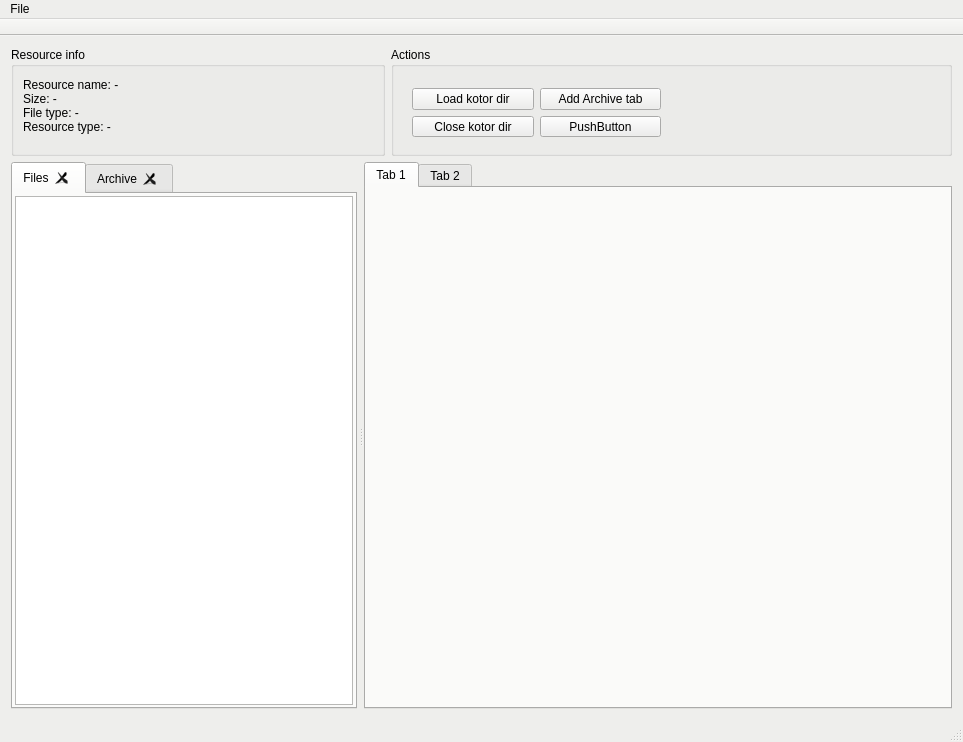
This is ui/mainwindow.ui in xoreos/phaethon as Qt 5 draws it before an edit. The edited form follows.
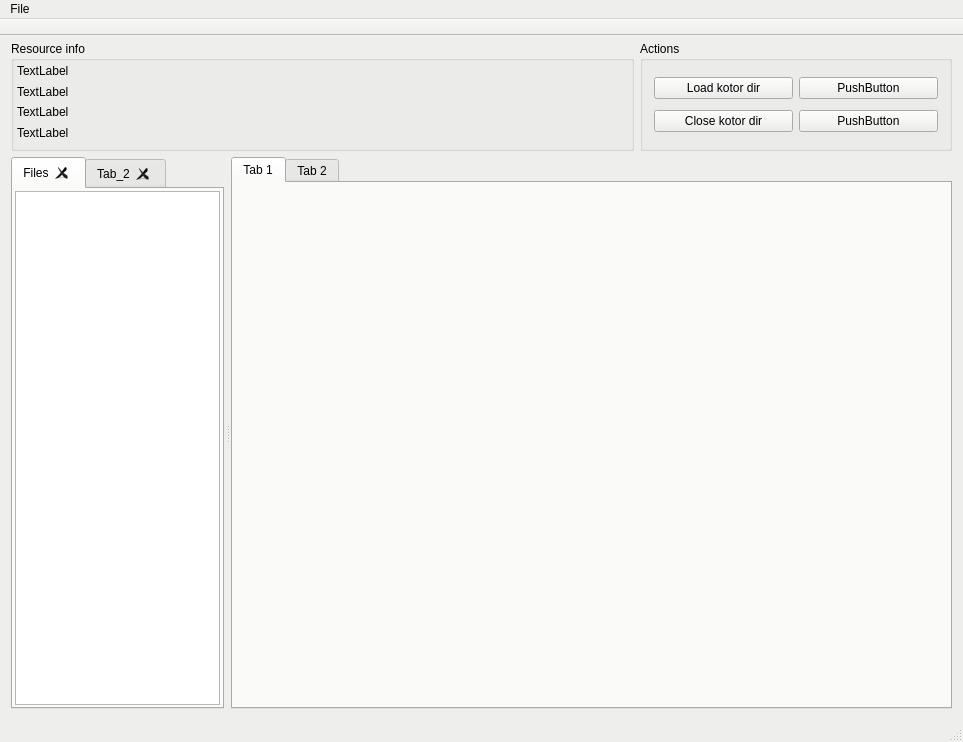
This is the edited form.

Commit message: GUI: Connect signals and slots

```diff
--- a/ui/mainwindow.ui
+++ b/ui/mainwindow.ui
@@ -460,133 +460,57 @@
     <bool>false</bool>
    </property>
    <layout class="QGridLayout" name="gridLayout">
-    <item row="0" column="0">
-     <widget class="QGroupBox" name="resourceGroupBox">
-      <property name="sizePolicy">
-       <sizepolicy hsizetype="Preferred" vsizetype="Preferred">
-        <horstretch>2</horstretch>
-        <verstretch>1</verstretch>
-       </sizepolicy>
-      </property>
-      <property name="minimumSize">
-       <size>
-        <width>0</width>
-        <height>0</height>
-       </size>
-      </property>
-      <property name="title">
-       <string>Resource info</string>
-      </property>
-      <property name="alignment">
-       <set>Qt::AlignLeading|Qt::AlignLeft|Qt::AlignTop</set>
-      </property>
-      <property name="flat">
-       <bool>true</bool>
-      </property>
-      <widget class="QLabel" name="resourceLabel">
-       <property name="geometry">
-        <rect>
-         <x>12</x>
-         <y>31</y>
-         <width>124</width>
-         <height>64</height>
-        </rect>
-       </property>
-       <property name="sizePolicy">
-        <sizepolicy hsizetype="Preferred" vsizetype="Fixed">
-         <horstretch>0</horstretch>
-         <verstretch>0</verstretch>
-        </sizepolicy>
-       </property>
-       <property name="cursor">
-        <cursorShape>IBeamCursor</cursorShape>
-       </property>
-       <property name="mouseTracking">
-        <bool>true</bool>
-       </property>
-       <property name="acceptDrops">
-        <bool>false</bool>
-       </property>
-       <property name="frameShape">
-        <enum>QFrame::NoFrame</enum>
-       </property>
-       <property name="lineWidth">
-        <number>1</number>
-       </property>
-       <property name="text">
-        <string>&lt;html&gt;&lt;head/&gt;&lt;body&gt;&lt;p&gt;Resource name: -&lt;br/&gt;Size: -&lt;br/&gt;File type: -&lt;br/&gt;Resource type: -&lt;/p&gt;&lt;/body&gt;&lt;/html&gt;</string>
-       </property>
-       <property name="textFormat">
-        <enum>Qt::AutoText</enum>
-       </property>
-       <property name="scaledContents">
-        <bool>false</bool>
-       </property>
-       <property name="alignment">
-        <set>Qt::AlignLeading|Qt::AlignLeft|Qt::AlignTop</set>
-       </property>
-       <property name="textInteractionFlags">
-        <set>Qt::LinksAccessibleByMouse|Qt::TextSelectableByMouse</set>
-       </property>
-      </widget>
-      <zorder>resourceLabel</zorder>
-      <zorder>splitter</zorder>
-     </widget>
-    </item>
+    <property name="topMargin">
+     <number>5</number>
+    </property>
     <item row="0" column="1">
      <widget class="QGroupBox" name="groupBox">
       <property name="sizePolicy">
        <sizepolicy hsizetype="Preferred" vsizetype="Preferred">
-        <horstretch>3</horstretch>
+        <horstretch>1</horstretch>
         <verstretch>1</verstretch>
        </sizepolicy>
       </property>
       <property name="title">
        <string>Actions</string>
       </property>
-      <widget class="QWidget" name="layoutWidget">
-       <property name="geometry">
-        <rect>
-         <x>10</x>
-         <y>30</y>
-         <width>271</width>
-         <height>71</height>
-        </rect>
-       </property>
-       <layout class="QGridLayout" name="gridLayout_2">
-        <item row="0" column="1">
-         <widget class="QPushButton" name="pushButton_3">
-          <property name="text">
-           <string>Add Archive tab</string>
-          </property>
-         </widget>
-        </item>
-        <item row="0" column="0">
-         <widget class="QPushButton" name="pushButton">
-          <property name="text">
-           <string>Load kotor dir</string>
-          </property>
-         </widget>
-        </item>
-        <item row="1" column="1">
-         <widget class="QPushButton" name="pushButton_4">
-          <property name="text">
-           <string>PushButton</string>
-          </property>
-         </widget>
-        </item>
-        <item row="1" column="0">
-         <widget class="QPushButton" name="pushButton_2">
-          <property name="text">
-           <string>Close kotor dir</string>
-          </property>
-         </widget>
-        </item>
-       </layout>
-      </widget>
+      <layout class="QHBoxLayout" name="horizontalLayout_4">
+       <item>
+        <layout class="QGridLayout" name="gridLayout_2">
+         <item row="0" column="1">
+          <widget class="QPushButton" name="pushButton_3">
+           <property name="text">
+            <string>PushButton</string>
+           </property>
+          </widget>
+         </item>
+         <item row="0" column="0">
+          <widget class="QPushButton" name="pushButton_1">
+           <property name="text">
+            <string>Load kotor dir</string>
+           </property>
+          </widget>
+         </item>
+         <item row="1" column="1">
+          <widget class="QPushButton" name="pushButton_4">
+           <property name="text">
+            <string>PushButton</string>
+           </property>
+          </widget>
+         </item>
+         <item row="1" column="0">
+          <widget class="QPushButton" name="pushButton_2">
+           <property name="text">
+            <string>Close kotor dir</string>
+           </property>
+          </widget>
+         </item>
+        </layout>
+       </item>
+      </layout>
      </widget>
     </item>
-    <item row="1" column="0" colspan="2">
+    <item row="2" column="0" colspan="2">
      <widget class="QSplitter" name="splitter">
       <property name="sizePolicy">
        <sizepolicy hsizetype="Expanding" vsizetype="Preferred">
@@ -594,6 +518,9 @@
         <verstretch>5</verstretch>
        </sizepolicy>
       </property>
+      <property name="styleSheet">
+       <string notr="true"/>
+      </property>
       <property name="orientation">
        <enum>Qt::Horizontal</enum>
       </property>
@@ -665,7 +592,7 @@
          </sizepolicy>
         </property>
         <attribute name="title">
-         <string>Archive</string>
+         <string>Tab_2</string>
         </attribute>
         <layout class="QHBoxLayout" name="horizontalLayout_2">
          <property name="leftMargin">
@@ -689,7 +616,7 @@
       <widget class="QTabWidget" name="resourcesTabWidget">
        <property name="sizePolicy">
         <sizepolicy hsizetype="Preferred" vsizetype="Expanding">
-         <horstretch>4</horstretch>
+         <horstretch>8</horstretch>
          <verstretch>0</verstretch>
         </sizepolicy>
        </property>
@@ -709,6 +636,136 @@
       </widget>
      </widget>
     </item>
+    <item row="0" column="0">
+     <widget class="QGroupBox" name="resourcePanel">
+      <property name="sizePolicy">
+       <sizepolicy hsizetype="Preferred" vsizetype="Preferred">
+        <horstretch>2</horstretch>
+        <verstretch>1</verstretch>
+       </sizepolicy>
+      </property>
+      <property name="minimumSize">
+       <size>
+        <width>0</width>
+        <height>0</height>
+       </size>
+      </property>
+      <property name="title">
+       <string>Resource info</string>
+      </property>
+      <property name="alignment">
+       <set>Qt::AlignLeading|Qt::AlignLeft|Qt::AlignTop</set>
+      </property>
+      <property name="flat">
+       <bool>true</bool>
+      </property>
+      <property name="checkable">
+       <bool>false</bool>
+      </property>
+      <layout class="QHBoxLayout" name="horizontalLayout_3">
+       <property name="leftMargin">
+        <number>3</number>
+       </property>
+       <property name="topMargin">
+        <number>3</number>
+       </property>
+       <property name="rightMargin">
+        <number>3</number>
+       </property>
+       <property name="bottomMargin">
+        <number>3</number>
+       </property>
+       <item>
+        <layout class="QVBoxLayout" name="resLabelsVBox">
+         <property name="spacing">
+          <number>1</number>
+         </property>
+         <item>
+          <widget class="QLabel" name="resLabel1">
+           <property name="cursor">
+            <cursorShape>IBeamCursor</cursorShape>
+           </property>
+           <property name="frameShadow">
+            <enum>QFrame::Raised</enum>
+           </property>
+           <property name="text">
+            <string>TextLabel</string>
+           </property>
+           <property name="alignment">
+            <set>Qt::AlignLeading|Qt::AlignLeft|Qt::AlignTop</set>
+           </property>
+           <property name="textInteractionFlags">
+            <set>Qt::LinksAccessibleByMouse|Qt::TextSelectableByMouse</set>
+           </property>
+          </widget>
+         </item>
+         <item>
+          <widget class="QLabel" name="resLabel2">
+           <property name="cursor">
+            <cursorShape>IBeamCursor</cursorShape>
+           </property>
+           <property name="frameShadow">
+            <enum>QFrame::Raised</enum>
+           </property>
+           <property name="text">
+            <string>TextLabel</string>
+           </property>
+           <property name="alignment">
+            <set>Qt::AlignLeading|Qt::AlignLeft|Qt::AlignTop</set>
+           </property>
+           <property name="textInteractionFlags">
+            <set>Qt::LinksAccessibleByMouse|Qt::TextSelectableByMouse</set>
+           </property>
+          </widget>
+         </item>
+         <item>
+          <widget class="QLabel" name="resLabel3">
+           <property name="cursor">
+            <cursorShape>IBeamCursor</cursorShape>
+           </property>
+           <property name="frameShadow">
+            <enum>QFrame::Raised</enum>
+           </property>
+           <property name="text">
+            <string>TextLabel</string>
+           </property>
+           <property name="alignment">
+            <set>Qt::AlignLeading|Qt::AlignLeft|Qt::AlignTop</set>
+           </property>
+           <property name="textInteractionFlags">
+            <set>Qt::LinksAccessibleByMouse|Qt::TextSelectableByMouse</set>
+           </property>
+          </widget>
+         </item>
+         <item>
+          <widget class="QLabel" name="resLabel4">
+           <property name="cursor">
+            <cursorShape>IBeamCursor</cursorShape>
+           </property>
+           <property name="frameShadow">
+            <enum>QFrame::Raised</enum>
+           </property>
+           <property name="text">
+            <string>TextLabel</string>
+           </property>
+           <property name="alignment">
+            <set>Qt::AlignLeading|Qt::AlignLeft|Qt::AlignTop</set>
+           </property>
+           <property name="textInteractionFlags">
+            <set>Qt::LinksAccessibleByMouse|Qt::TextSelectableByMouse</set>
+           </property>
+          </widget>
+         </item>
+        </layout>
+       </item>
+      </layout>
+      <zorder>splitter</zorder>
+      <zorder>resLabel4</zorder>
+      <zorder>resLabel1</zorder>
+      <zorder>resLabel3</zorder>
+      <zorder>resLabel2</zorder>
+     </widget>
+    </item>
    </layout>
   </widget>
   <widget class="QMenuBar" name="menuBar">
```
Left out of the diff: 1 changed line with no effect on the pictures. The commit also changes 2 other files.
